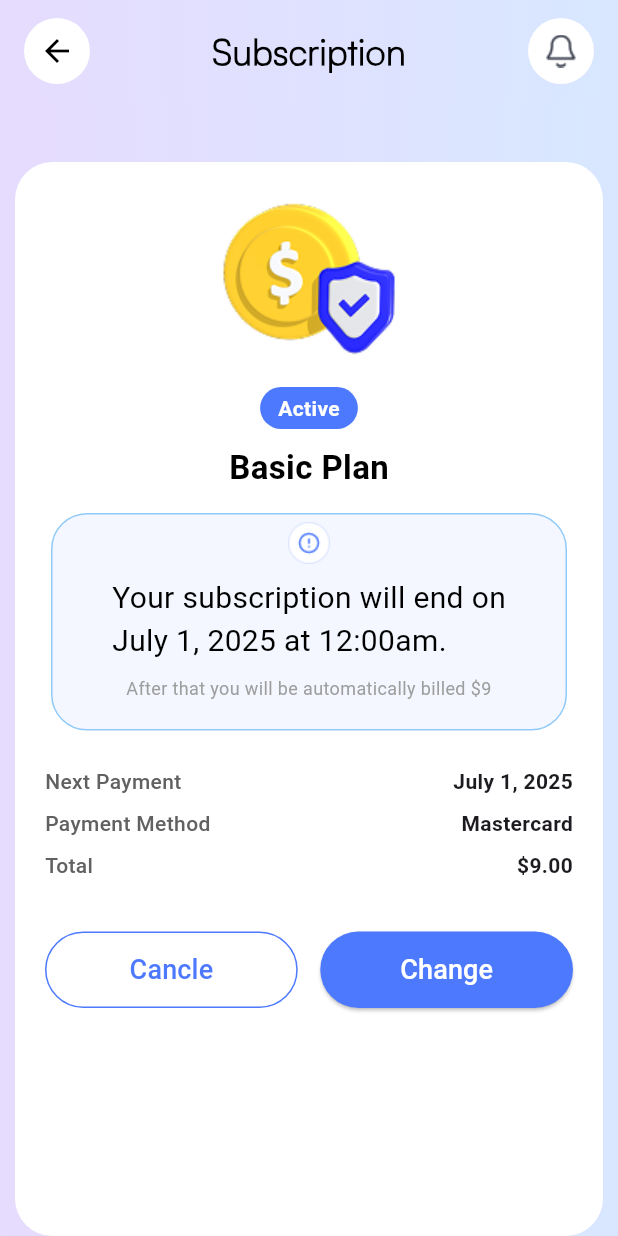
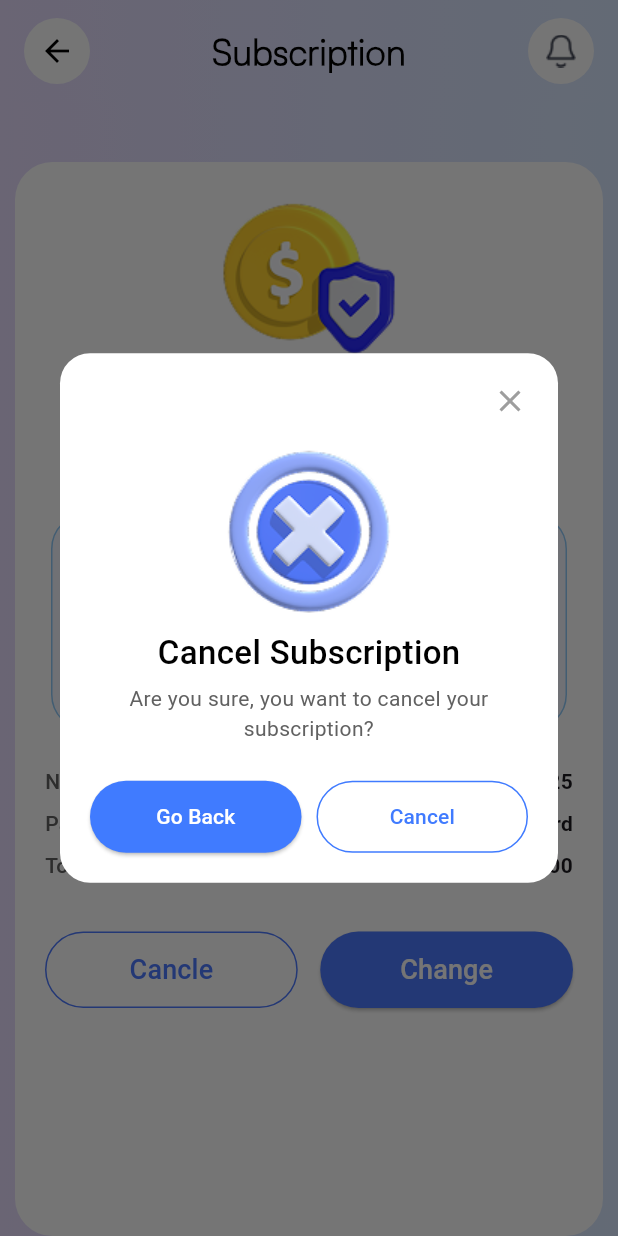
Before and after one commit to mubasheransari/readytogo, a Flutter app: the SubscriptionActiveScreen widget shown alone on an empty page, opened directly, after a tap on "Cancle", on a phone screen of 412 x 824 dp. Run offline on Flutter 3.47's test engine with Material 3 defaults, Android fonts, the light colour scheme and no system bars; our stand-ins replace flutter_bloc, google_fonts, google_maps_flutter, sms_autofill.

Commit message:
custom alert dialog on subscription

```diff
--- a/lib/Features/Subscription/subscription_active_screen.dart
+++ b/lib/Features/Subscription/subscription_active_screen.dart
@@ -4,6 +4,7 @@ import 'package:readytogo/Features/Donate/add_new_card.dart';
 import 'package:readytogo/widgets/customscfaffold_widget.dart';
 
 import '../../widgets/boxDecorationWidget.dart';
+import '../../widgets/custom_alert_dialog.dart';
 
 class SubscriptionActiveScreen extends StatefulWidget {
   String imageAsset, planName, price;
@@ -98,7 +99,8 @@ class _SubscriptionActiveScreenState extends State<SubscriptionActiveScreen> {
                     label: 'Next Payment', value: 'July 1, 2025'),
                 SubscriptionDetailRow(
                     label: 'Payment Method', value: 'Mastercard'),
-                SubscriptionDetailRow(label: 'Total', value: '\$${widget.price}.00'),
+                SubscriptionDetailRow(
+                    label: 'Total', value: '\$${widget.price}.00'),
                 SizedBox(height: 30),
                 Row(
                   children: [
@@ -107,7 +109,9 @@ class _SubscriptionActiveScreenState extends State<SubscriptionActiveScreen> {
                         width: 160,
                         height: 51,
                         child: OutlinedButton(
-                          onPressed: () {},
+                          onPressed: () {
+                            showCancelSubscriptionDialog(context);
+                          },
                           style: OutlinedButton.styleFrom(
                             shape: RoundedRectangleBorder(
                               borderRadius: BorderRadius.circular(50),
--- a/lib/Features/Subscription/subscription_screen.dart
+++ b/lib/Features/Subscription/subscription_screen.dart
@@ -1,6 +1,5 @@
 import 'package:flutter/material.dart';
 import 'package:readytogo/Features/Subscription/subscription_active_screen.dart';
-import 'package:readytogo/widgets/custom_button_widget.dart';
 import 'package:readytogo/widgets/custom_textwidget.dart';
 import 'package:readytogo/widgets/customscfaffold_widget.dart';
 
--- /dev/null
+++ b/lib/widgets/custom_alert_dialog.dart
@@ -0,0 +1,102 @@
+import 'package:flutter/material.dart';
+import 'package:readytogo/Features/Donate/add_new_card.dart';
+
+import '../Features/Subscription/subscription_screen.dart';
+
+void showCancelSubscriptionDialog(BuildContext context) {
+  showDialog(
+    context: context,
+    builder: (BuildContext context) {
+      return Dialog(
+        shape: RoundedRectangleBorder(borderRadius: BorderRadius.circular(20)),
+        backgroundColor: Colors.white,
+        child: Padding(
+          padding: const EdgeInsets.all(20.0),
+          child: Column(
+            mainAxisSize: MainAxisSize.min,
+            children: [
+              Align(
+                alignment: Alignment.topRight,
+                child: GestureDetector(
+                  onTap: () => Navigator.of(context).pop(),
+                  child: Icon(Icons.close, size: 24, color: Colors.grey),
+                ),
+              ),
+              SizedBox(height: 10),
+              Image.asset(
+                'assets/cancel_icon.png',
+                width: 130,
+                height: 130,
+              ),
+              //  SizedBox(height: 20),
+              CustomTextWidget(
+                  text: "Cancel Subscription",
+                  color: Colors.black,
+                  textSize: 22,
+                  fontWeight: FontWeight.w500),
+              // Text(
+              //   "Cancel Subscription",
+              //   style: TextStyle(
+              //     fontSize: 20,
+              //     fontWeight: FontWeight.w600,
+              //     color: Colors.black87,
+              //   ),
+              // ),
+              SizedBox(height: 5),
+              Text(
+                "Are you sure, you want to cancel your subscription?",
+                textAlign: TextAlign.center,
+                style: TextStyle(fontSize: 14, color: Colors.grey[700]),
+              ),
+              SizedBox(height: 25),
+              Row(
+                children: [
+                  Expanded(
+                    child: ElevatedButton(
+                      onPressed: () {
+                        Navigator.push(
+                            context,
+                            MaterialPageRoute(
+                                builder: (context) => SubscriptionScreen()));
+                      },
+                      style: ElevatedButton.styleFrom(
+                        backgroundColor: Color(0xFF407BFF),
+                        shape: RoundedRectangleBorder(
+                          borderRadius: BorderRadius.circular(30),
+                        ),
+                        padding: EdgeInsets.symmetric(vertical: 14),
+                      ),
+                      child: Text(
+                        "Go Back",
+                        style: TextStyle(color: Colors.white),
+                      ),
+                    ),
+                  ),
+                  SizedBox(width: 10),
+                  Expanded(
+                    child: OutlinedButton(
+                      onPressed: () {
+                        Navigator.of(context).pop();
+                      },
+                      style: OutlinedButton.styleFrom(
+                        side: BorderSide(color: Color(0xFF407BFF)),
+                        shape: RoundedRectangleBorder(
+                          borderRadius: BorderRadius.circular(30),
+                        ),
+                        padding: EdgeInsets.symmetric(vertical: 14),
+                      ),
+                      child: Text(
+                        "Cancel",
+                        style: TextStyle(color: Color(0xFF407BFF)),
+                      ),
+                    ),
+                  ),
+                ],
+              )
+            ],
+          ),
+        ),
+      );
+    },
+  );
+}
```
Also changed, not shown: assets/cancel_icon.png (added).
